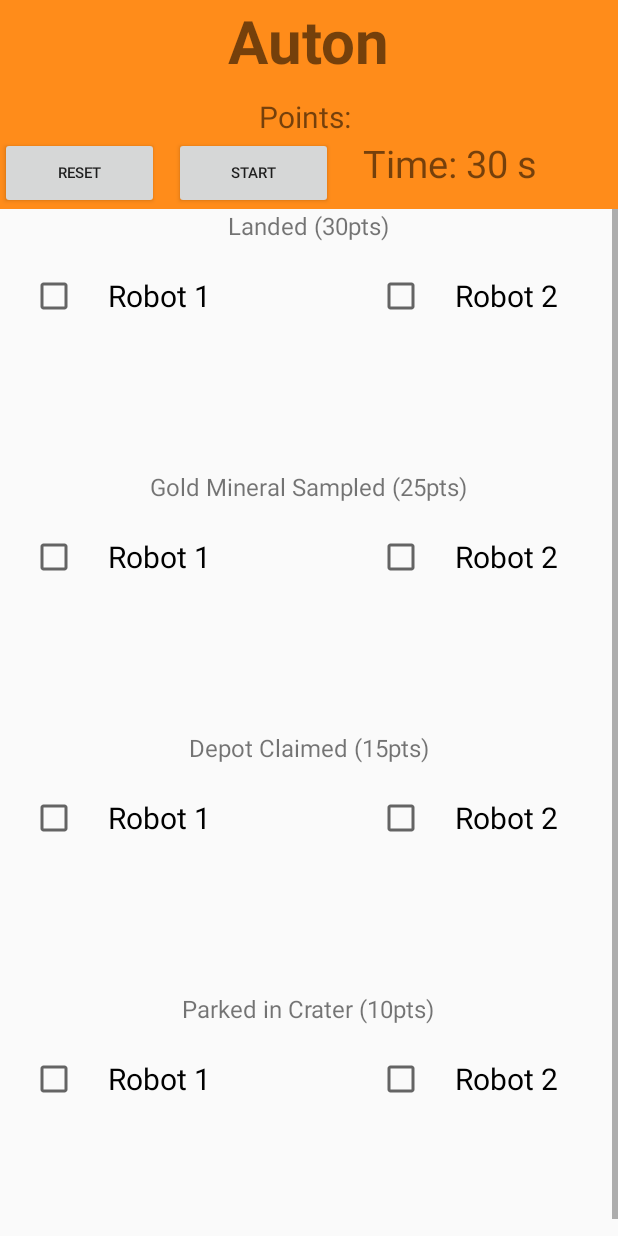
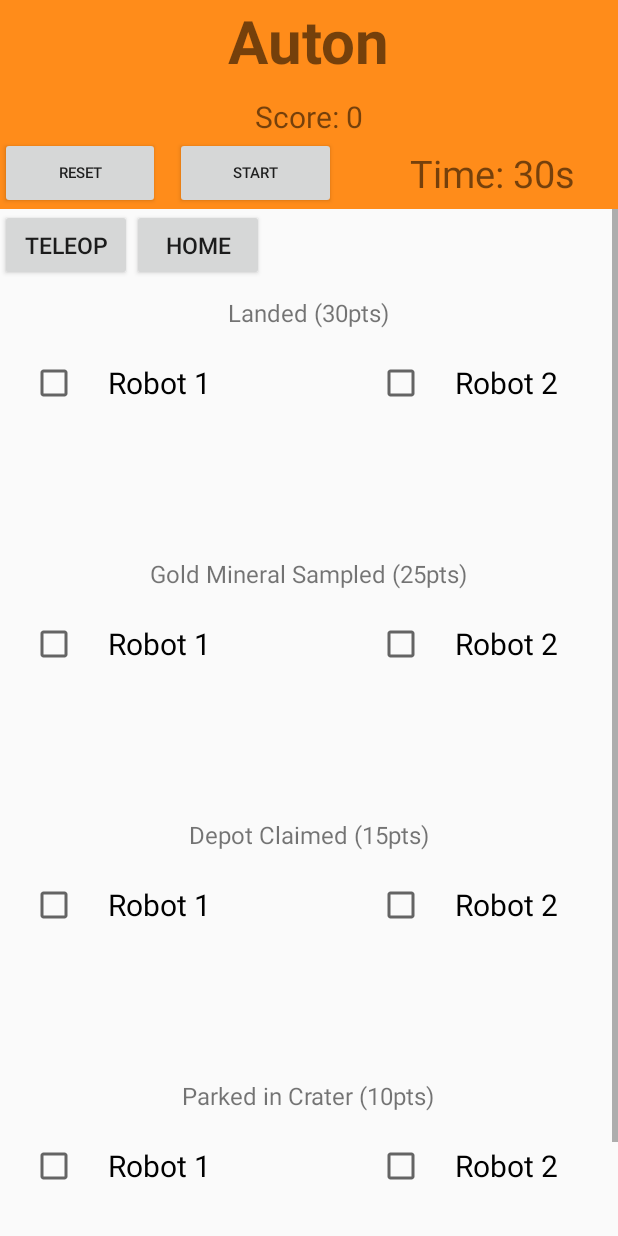
Before and after one commit to ethanpang1138/RoverRuckusScorer, an Android app: the AutonScoringActivity screen opened directly, with no data from a screen before it, on a phone screen of 412 x 824 dp. Run offline under Robolectric (Android 15) with nearby library versions, the phone set to English and light mode, and no system bars.

Commit message:
added teleop scoring

```diff
--- a/app/build.gradle
+++ b/app/build.gradle
@@ -14,8 +14,8 @@ android {
         applicationId "com.ethanp1138.roverruckusscorerapp"
         minSdkVersion 22
         targetSdkVersion 27
-        versionCode 2
-        versionName "1.0.1"
+        versionCode 3
+        versionName "1.1.0"
         testInstrumentationRunner "android.support.test.runner.AndroidJUnitRunner"
     }
     buildTypes {
--- a/app/src/main/AndroidManifest.xml
+++ b/app/src/main/AndroidManifest.xml
@@ -16,7 +16,8 @@
                 <category android:name="android.intent.category.LAUNCHER" />
             </intent-filter>
         </activity>
-        <activity android:name=".AutonScoringActivity"></activity>
+        <activity android:name=".AutonScoringActivity" />
+        <activity android:name=".TeleOpScoringActivity"></activity>
     </application>
 
 </manifest>
--- a/app/src/main/java/com/ethanp1138/roverruckusscorerapp/AutonScoringActivity.java
+++ b/app/src/main/java/com/ethanp1138/roverruckusscorerapp/AutonScoringActivity.java
@@ -1,24 +1,18 @@
 package com.ethanp1138.roverruckusscorerapp;
 
-import android.os.CountDownTimer;
-import android.support.v7.app.AlertDialog;
+import android.content.Intent;
+import android.os.Bundle;
 import android.support.v7.app.AppCompatActivity;
-import android.os.Bundle;
-import android.text.Layout;
 import android.view.View;
 import android.view.ViewGroup;
-import android.view.ViewParent;
 import android.widget.Button;
 import android.widget.CheckBox;
 import android.widget.CompoundButton;
 import android.widget.LinearLayout;
-import android.widget.RelativeLayout;
 import android.widget.TextView;
 import android.widget.Toast;
 
-import org.w3c.dom.Text;
-
-public class AutonScoringActivity extends AppCompatActivity {
+public class AutonScoringActivity extends AppCompatActivity implements ScoringActivity {
 
     private static final String[] SCORING_ACHIEVEMENTS = {"Landed (30pts)", "Gold Mineral Sampled (25pts)", "Depot Claimed (15pts)", "Parked in Crater (10pts)"};
     private static final int[] ACHIEVEMENT_POINTS = {30, 15, 10, 25};
@@ -32,10 +26,10 @@ public class AutonScoringActivity extends AppCompatActivity {
         super.onCreate(savedInstanceState);
         setContentView(R.layout.activity_auton_scoring);
 
-        //get layout of the scoring activity
-        LinearLayout layout = findViewById(R.id.widget_scoring_list);
+        // get layout of the auton scoring activity
+        LinearLayout layout = findViewById(R.id.auton_widget_scoring_list);
 
-        //create a label and two checkboxes for each scoring achievement
+        // create a label and two checkboxes for each scoring achievement
         for(String achievement : SCORING_ACHIEVEMENTS){
             addScoringAchievement(achievement, layout);
         }
@@ -58,13 +52,13 @@ public class AutonScoringActivity extends AppCompatActivity {
     public void onRestartTimerClick(View view){
         timer.restartTimer();
         updateTimer(30);
-        Button startStopButton = findViewById(R.id.start_timer_button);
+        Button startStopButton = findViewById(R.id.auton_start_timer_button);
         startStopButton.setText("Start");
         timerRunning = false;
     }
 
     public void updateTimer(int currentTime){
-        final TextView timerText = findViewById(R.id.timer);
+        final TextView timerText = findViewById(R.id.auton_timer);
         timerText.setText("Time: " + currentTime + "s");
     }
 
@@ -74,8 +68,8 @@ public class AutonScoringActivity extends AppCompatActivity {
 
     private void addScoringAchievement(String achievement, LinearLayout layout){
 
-        //set up scoring to screen wih the scoring_achievement.xml
-        View scoringWidget = getLayoutInflater().inflate(R.layout.scoring_achievement, null);
+        //set up scoring to screen wih the auton_scoring_achievement.xmlnt.xml
+        View scoringWidget = getLayoutInflater().inflate(R.layout.auton_scoring_achievement, null);
 
         //get scoring text view with id to change label text
         TextView achievementText = scoringWidget.findViewById(R.id.scoring_text);
@@ -101,26 +95,26 @@ public class AutonScoringActivity extends AppCompatActivity {
         cb.setOnCheckedChangeListener(new CompoundButton.OnCheckedChangeListener(){
             @Override
             public void onCheckedChanged(CompoundButton button, boolean isChecked){
-                //get the top level layout that this view is in
+                // get the top level layout that this view is in
                 ViewGroup topLayout = (ViewGroup)button.getRootView();
-                //get the linearLayout, which is the title widget
+                // get the linearLayout, which is the title widget
                 ViewGroup titleLayout = (ViewGroup) topLayout.getChildAt(0);
 
-                //get the text which specifies the achievement with id
-                //String achievementText = ((TextView)linearLayout.findViewById(R.id.scoring_text)).getText().toString();
+                // get the text which specifies the achievement with id
+                // String achievementText = ((TextView)linearLayout.findViewById(R.id.scoring_text)).getText().toString();
 
-                //get text view which displays score
-                TextView scoreText = titleLayout.findViewById(R.id.points_text);
+                // get text view which displays score
+                TextView scoreText = titleLayout.findViewById(R.id.auton_points_text);
                 //add points based on the type of scoring opportunity(landing earns some points, while parking earns a different amount)
                 int index = 0;
-                //find the scoring achievement
+                // find the scoring achievement
                 for(int i = 0; i < SCORING_ACHIEVEMENTS.length; i++){
                     if(SCORING_ACHIEVEMENTS[i].equals(achievementText)){
                         index = i;
                     }
                 }
                 int value = ACHIEVEMENT_POINTS[index];
-                //add/subtract the corresponding amount to points and update pointsText
+                // add/subtract the corresponding amount to points and update pointsText
                 if(isChecked){
                     points += value;
                 } else {
@@ -131,4 +125,14 @@ public class AutonScoringActivity extends AppCompatActivity {
             }
         });
     }
+
+    public void onTeleOpScoringClick(View view) {
+        Intent toTeleOp = new Intent(this, TeleOpScoringActivity.class);
+        startActivity(toTeleOp);
+    }
+
+    public void onHomeScreenClick(View view){
+        Intent toHome = new Intent(this, StartMenuActivity.class);
+        startActivity(toHome);
+    }
 }
--- /dev/null
+++ b/app/src/main/java/com/ethanp1138/roverruckusscorerapp/ScoringActivity.java
@@ -0,0 +1,16 @@
+package com.ethanp1138.roverruckusscorerapp;
+
+import android.support.v7.app.AppCompatActivity;
+import android.view.View;
+import android.widget.Button;
+import android.widget.TextView;
+import android.widget.Toast;
+
+public interface ScoringActivity{
+
+    public void onStartTimerClick(View view);
+    public void onRestartTimerClick(View view);
+    public void updateTimer(int currentTime);
+    public void timeUp();
+
+}
--- a/app/src/main/java/com/ethanp1138/roverruckusscorerapp/Timer.java
+++ b/app/src/main/java/com/ethanp1138/roverruckusscorerapp/Timer.java
@@ -1,18 +1,26 @@
 package com.ethanp1138.roverruckusscorerapp;
 
 import android.os.CountDownTimer;
-import android.widget.Toast;
 
 public class Timer {
 
-    private final int maxTime = 30000; // auton time limit is 30 seconds
-    private int time = 30000; // holds current time
-    boolean startFromBeginning = true; // determines whether to begin timer from 30 sec or not
-    AutonScoringActivity activity = null;
+    private int maxTime = 0; // time to start from
+    private int time = 0; // holds current time
+    boolean startFromBeginning = true; // determines whether to begin timer from beginning or not
+    ScoringActivity activity = null;
     CountDownTimer timer = null; // android os timer
-    public Timer(AutonScoringActivity activity){
+
+    // constructor
+    public Timer(ScoringActivity activity){
         this.activity = activity;
-    } // constructor
+        // set max time based on auton vs teleop period
+        if(activity.getClass() == AutonScoringActivity.class){
+            maxTime = 30000;
+        } else {
+            maxTime = 120000;
+        }
+        time = maxTime;
+    }
 
     // starts timer from beginning or from where it left off depending on boolean: startFromBeginning
     public void startTimer(){
--- a/app/src/main/res/layout/activity_auton_scoring.xml
+++ b/app/src/main/res/layout/activity_auton_scoring.xml
@@ -15,29 +15,36 @@
         android:gravity="center"
         android:background="@color/HeaderBackground"
         android:orientation="vertical">
-
-        <TextView
+        <LinearLayout
             android:layout_width="wrap_content"
             android:layout_height="wrap_content"
-            android:layout_gravity="center|top"
-            android:layout_marginBottom="10sp"
-            android:textSize="40sp"
-            android:textStyle="bold"
-            android:text="Auton"/>
+            android:orientation="horizontal">
+            <!--Title-->
+            <TextView
+                android:layout_width="wrap_content"
+                android:layout_height="wrap_content"
+                android:gravity="center|top"
+                android:layout_marginBottom="10sp"
+                android:textSize="40sp"
+                android:textStyle="bold"
+                android:text="Auton"/>
 
+        </LinearLayout>
+
+        <!--Points label-->
         <TextView
-            android:id="@+id/points_text"
+            android:id="@+id/auton_points_text"
             android:layout_width="wrap_content"
             android:layout_height="wrap_content"
             android:layout_gravity="center"
             android:textSize="20sp"
-            android:text="Points: "/>
+            android:text="Score: 0"/>
 
         <LinearLayout
             android:layout_width="match_parent"
             android:layout_height="wrap_content"
             android:orientation="horizontal">
-
+            <!--Reset button-->
             <Button
                 android:layout_width="wrap_content"
                 android:layout_height="wrap_content"
@@ -46,9 +53,9 @@
                 android:onClick="onRestartTimerClick"
                 android:layout_weight="1"
                 android:text="Reset"/>
-
+            <!--Start button-->
             <Button
-                android:id="@+id/start_timer_button"
+                android:id="@+id/auton_start_timer_button"
                 android:layout_width="wrap_content"
                 android:layout_height="wrap_content"
                 android:layout_marginRight="20sp"
@@ -56,16 +63,17 @@
                 android:onClick="onStartTimerClick"
                 android:layout_weight="1"
                 android:text="Start"/>
-
+            <!--Timer-->
             <TextView
-                android:id="@+id/timer"
+                android:id="@+id/auton_timer"
                 android:layout_width="wrap_content"
                 android:layout_height="wrap_content"
                 android:textSize="25sp"
                 android:layout_weight="3"
-                android:text="Time: 30 s"/>
+                android:gravity="center"
+                android:layout_gravity="center"
+                android:text="Time: 30s"/>
         </LinearLayout>
-
 
     </LinearLayout>
 
@@ -74,12 +82,40 @@
         android:layout_height="wrap_content">
 
         <LinearLayout
-            android:id="@+id/widget_scoring_list"
+            android:id="@+id/auton_widget_scoring_list"
             android:layout_width="match_parent"
             android:layout_height="wrap_content"
             android:orientation="vertical">
 
+            <LinearLayout
+                android:layout_width="match_parent"
+                android:layout_height="wrap_content"
+                android:orientation="horizontal">
+
+                <!--To TeleOp-->
+                <Button
+                    android:layout_width="wrap_content"
+                    android:layout_height="wrap_content"
+                    android:layout_marginTop="10sp"
+                    android:padding="10sp"
+                    android:textSize="15sp"
+                    android:layout_gravity="right"
+                    android:onClick="onTeleOpScoringClick"
+                    android:text="TeleOp" />
+                <!--To Home-->
+                <Button
+                    android:layout_width="wrap_content"
+                    android:layout_height="wrap_content"
+                    android:textSize="15sp"
+                    android:onClick="onHomeScreenClick"
+                    android:text="Home"/>
+            </LinearLayout>
+
         </LinearLayout>
+
+
     </ScrollView>
 
+
+
 </LinearLayout>
```
Also changed, not shown: app/src/main/java/com/ethanp1138/roverruckusscorerapp/StartMenuActivity.java (+6 -1 lines), app/src/main/java/com/ethanp1138/roverruckusscorerapp/TeleOpScoringActivity.java (added, +147 -0 lines), app/src/main/res/layout/activity_start_menu.xml (+9 -0 lines), app/src/main/res/layout/activity_teleop_scoring.xml (added, +247 -0 lines), app/src/main/res/layout/auton_scoring_achievement.xml (renamed from app/src/main/res/layout/scoring_achievement.xml), 2 other files.
